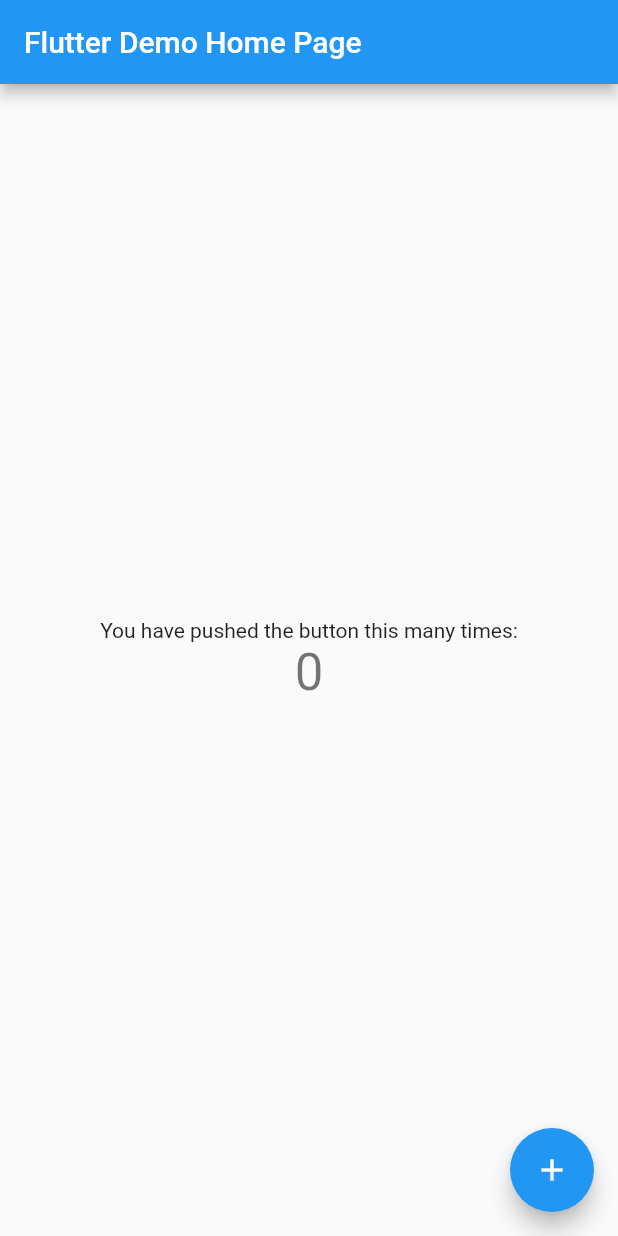
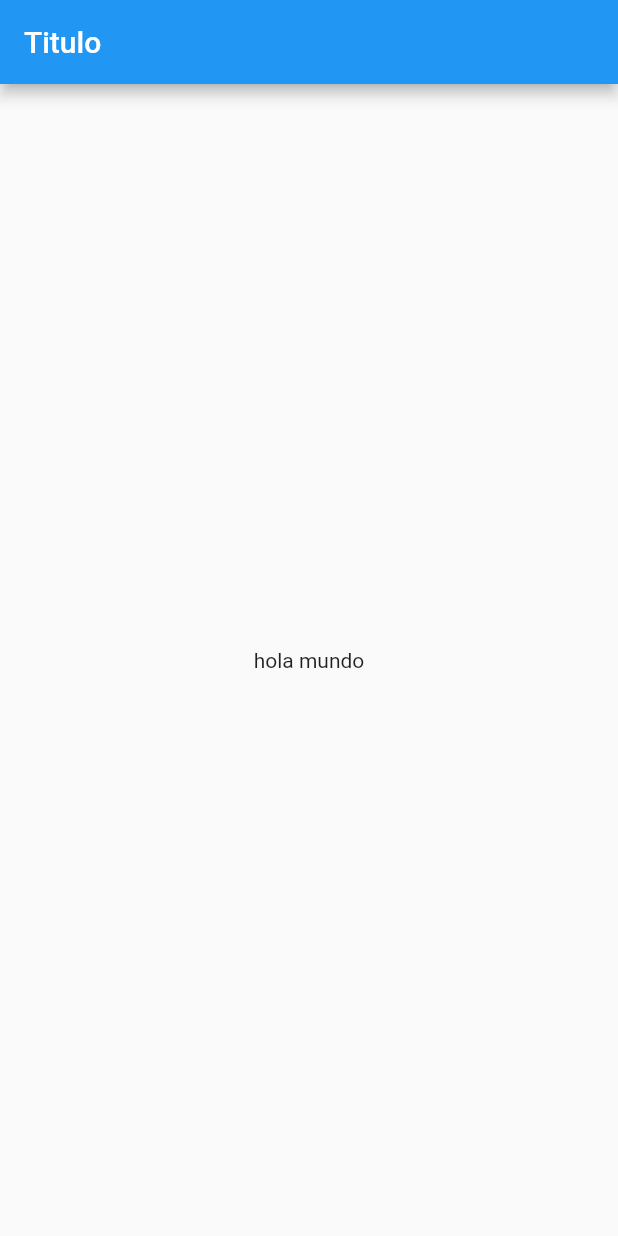
Before and after one commit to josuealmonasi/flutter-and-dart, a Flutter app: the screen it shows after launch, on a phone screen of 412 x 824 dp. Run offline on Flutter 3.47's test engine with Material 2 defaults, Android fonts, the phone set to English and light mode, and no system bars.

Commit message:
Added home page

```diff
--- a/flutter_app2/lib/main.dart
+++ b/flutter_app2/lib/main.dart
@@ -1,113 +1,5 @@
 import 'package:flutter/material.dart';
+import 'src/app.dart';
 
-void main() {
-  runApp(MyApp());
-}
 
-class MyApp extends StatelessWidget {
-  // This widget is the root of your application.
-  @override
-  Widget build(BuildContext context) {
-    return MaterialApp(
-      title: 'Flutter Demo',
-      theme: ThemeData(
-        // This is the theme of your application.
-        //
-        // Try running your application with "flutter run". You'll see the
-        // application has a blue toolbar. Then, without quitting the app, try
-        // changing the primarySwatch below to Colors.green and then invoke
-        // "hot reload" (press "r" in the console where you ran "flutter run",
-        // or simply save your changes to "hot reload" in a Flutter IDE).
-        // Notice that the counter didn't reset back to zero; the application
-        // is not restarted.
-        primarySwatch: Colors.blue,
-      ),
-      home: MyHomePage(title: 'Flutter Demo Home Page'),
-    );
-  }
-}
-
-class MyHomePage extends StatefulWidget {
-  MyHomePage({Key? key, required this.title}) : super(key: key);
-
-  // This widget is the home page of your application. It is stateful, meaning
-  // that it has a State object (defined below) that contains fields that affect
-  // how it looks.
-
-  // This class is the configuration for the state. It holds the values (in this
-  // case the title) provided by the parent (in this case the App widget) and
-  // used by the build method of the State. Fields in a Widget subclass are
-  // always marked "final".
-
-  final String title;
-
-  @override
-  _MyHomePageState createState() => _MyHomePageState();
-}
-
-class _MyHomePageState extends State<MyHomePage> {
-  int _counter = 0;
-
-  void _incrementCounter() {
-    setState(() {
-      // This call to setState tells the Flutter framework that something has
-      // changed in this State, which causes it to rerun the build method below
-      // so that the display can reflect the updated values. If we changed
-      // _counter without calling setState(), then the build method would not be
-      // called again, and so nothing would appear to happen.
-      _counter++;
-    });
-  }
-
-  @override
-  Widget build(BuildContext context) {
-    // This method is rerun every time setState is called, for instance as done
-    // by the _incrementCounter method above.
-    //
-    // The Flutter framework has been optimized to make rerunning build methods
-    // fast, so that you can just rebuild anything that needs updating rather
-    // than having to individually change instances of widgets.
-    return Scaffold(
-      appBar: AppBar(
-        // Here we take the value from the MyHomePage object that was created by
-        // the App.build method, and use it to set our appbar title.
-        title: Text(widget.title),
-      ),
-      body: Center(
-        // Center is a layout widget. It takes a single child and positions it
-        // in the middle of the parent.
-        child: Column(
-          // Column is also a layout widget. It takes a list of children and
-          // arranges them vertically. By default, it sizes itself to fit its
-          // children horizontally, and tries to be as tall as its parent.
-          //
-          // Invoke "debug painting" (press "p" in the console, choose the
-          // "Toggle Debug Paint" action from the Flutter Inspector in Android
-          // Studio, or the "Toggle Debug Paint" command in Visual Studio Code)
-          // to see the wireframe for each widget.
-          //
-          // Column has various properties to control how it sizes itself and
-          // how it positions its children. Here we use mainAxisAlignment to
-          // center the children vertically; the main axis here is the vertical
-          // axis because Columns are vertical (the cross axis would be
-          // horizontal).
-          mainAxisAlignment: MainAxisAlignment.center,
-          children: <Widget>[
-            Text(
-              'You have pushed the button this many times:',
-            ),
-            Text(
-              '$_counter',
-              style: Theme.of(context).textTheme.headline4,
-            ),
-          ],
-        ),
-      ),
-      floatingActionButton: FloatingActionButton(
-        onPressed: _incrementCounter,
-        tooltip: 'Increment',
-        child: Icon(Icons.add),
-      ), // This trailing comma makes auto-formatting nicer for build methods.
-    );
-  }
-}
+void main() => runApp(MyApp());
--- /dev/null
+++ b/flutter_app2/lib/src/app.dart
@@ -0,0 +1,22 @@
+import 'package:flutter/material.dart';
+import 'package:flutter_app2/src/pages/home_page.dart';
+
+class MyApp extends StatelessWidget {
+  @override
+  Widget build(BuildContext context) {
+    return MaterialApp(
+        // title: 'Hello world',
+        // home: Scaffold(
+        //   appBar: AppBar(
+        //     title: Text('Material App Bar'),
+        //   ),
+        //   body: Center(
+        //     child: Container(
+        //       child: Text('Hello World'),
+        //     ),
+        //   ),
+        // ),
+        home: Center(child: HomePage() ),
+        title: 'Hola mundo',);
+  }
+}
--- /dev/null
+++ b/flutter_app2/lib/src/pages/home_page.dart
@@ -0,0 +1,17 @@
+import 'package:flutter/material.dart';
+
+class HomePage extends StatelessWidget  {
+  const HomePage({Key? key}) : super(key: key);
+
+  @override
+  Widget build(BuildContext context) {
+    return Scaffold(
+      appBar: AppBar(
+        title:  Text('Titulo'),
+      ),
+      body: Center(
+        child: Text('hola mundo'),
+      ),
+    );
+  }
+}
```
Also changed, not shown: 1 other file.
